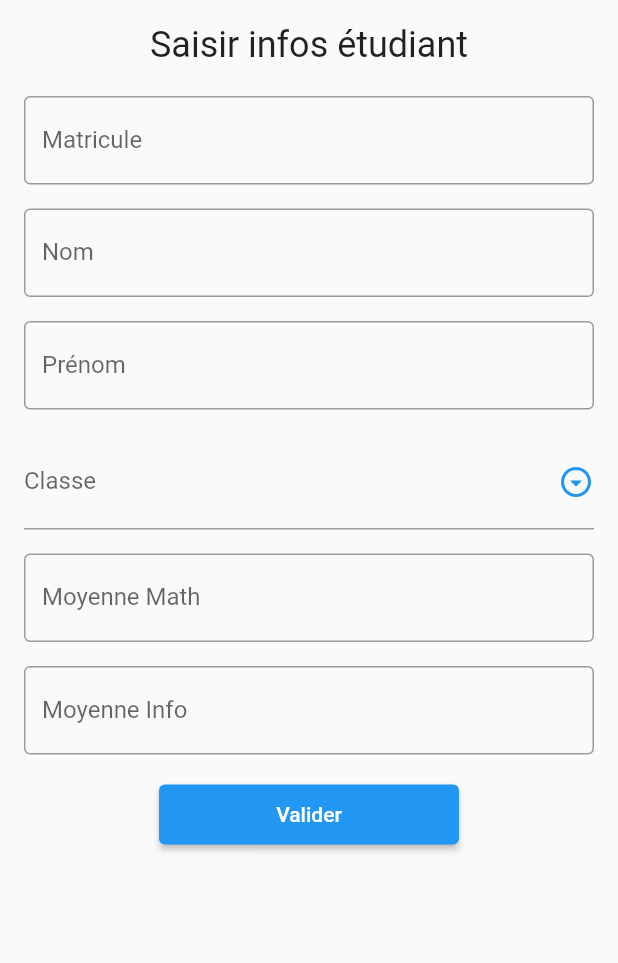
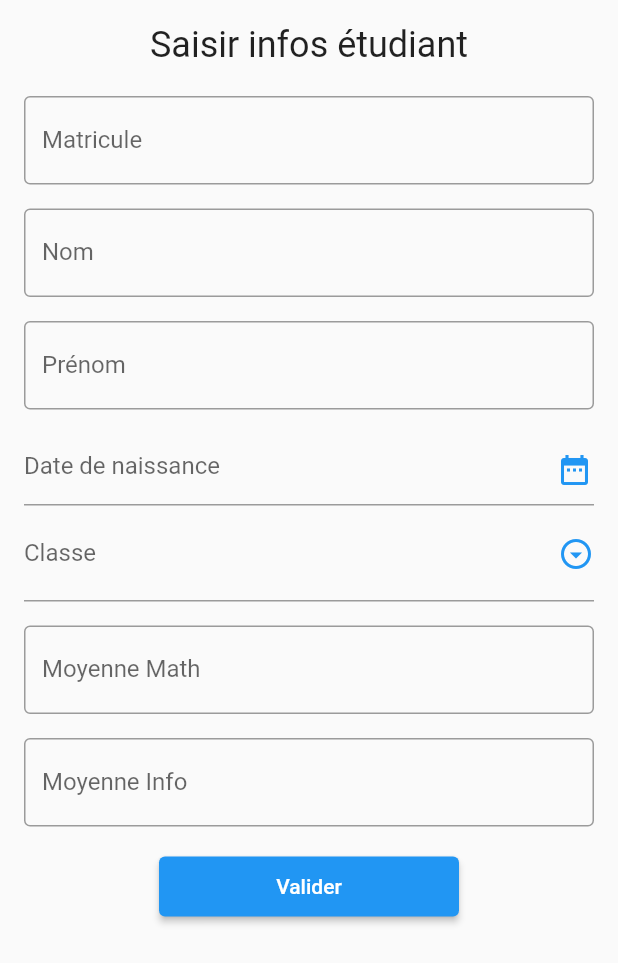
Before and after one commit to AngeATT/crud_ecole, a Flutter app: the AjouterEtudiant widget shown alone on an empty page, opened directly, on a phone screen of 412 x 824 dp. Shown: the top 963 px of the screen. Run offline on Flutter 3.47's test engine with Material 2 defaults, Android fonts, the phone set to English and light mode, and no system bars.

Commit message:
my commit

```diff
--- a/lib/pages/Etudiant/AjouterEtudiant.dart
+++ b/lib/pages/Etudiant/AjouterEtudiant.dart
@@ -1,5 +1,6 @@
 import 'package:flutter/material.dart';
 import 'package:flutter/services.dart';
+import 'package:intl/intl.dart';
 
 import '../../textinputformatters/CustomMaxValueInputFormatter.dart';
 import '../../textinputformatters/DecimalTextInputFormatter.dart';
@@ -15,6 +16,9 @@ class AjouterEtudiant extends StatefulWidget {
 
 class _AjouterEtudiantState extends State<AjouterEtudiant> {
   FocusScopeNode focusScopeNode = FocusScopeNode();
+
+  DateFormat formatter = DateFormat('dd-MM-yyyy');
+
   Map<int, String> classes = {
     1: 'Élément 1',
     2: 'Élément 2',
@@ -23,15 +27,34 @@ class _AjouterEtudiantState extends State<AjouterEtudiant> {
     5: 'Élément 5'
   };
 
-  int? valueSelectedDropBtn;
   final _formKey = GlobalKey<FormState>();
 
   late String matricule;
   late String nom;
   late String prenom;
-  late String classe;
+  DateTime birthdate = DateTime.parse("2000-01-01");
+  late int classe;
   late double moyMath;
   late double moyInfo;
+
+  TextEditingController dateController = TextEditingController();
+
+  Future<void> _selectDate(BuildContext context) async {
+    final DateTime? picked = await showDatePicker(
+      context: context,
+      initialDate: birthdate,
+      firstDate: DateTime.parse("1900-01-01"),
+      lastDate: DateTime.now().subtract(
+        const Duration(days: 365 * 10),
+      ),
+    );
+    if (picked != birthdate && picked != null) {
+      setState(() {
+        birthdate = picked;
+        dateController.value = TextEditingValue(text: formatter.format(picked));
+      });
+    }
+  }
 
   @override
   Widget build(BuildContext context) {
@@ -117,7 +140,7 @@ class _AjouterEtudiantState extends State<AjouterEtudiant> {
                                 RegExp(r'[a-zA-Zéèïë ]')),
                             NameTextInputFormatter(),
                           ],
-                          textInputAction: TextInputAction.next,
+                          textInputAction: TextInputAction.done,
                           decoration: const InputDecoration(
                             labelText: 'Prénom',
                             border: OutlineInputBorder(),
@@ -132,8 +155,26 @@ class _AjouterEtudiantState extends State<AjouterEtudiant> {
                           },
                         ),
                         const SizedBox(height: 16.0),
+                        GestureDetector(
+                          onTap: () => _selectDate(context),
+                          child: AbsorbPointer(
+                            child: TextFormField(
+                              controller: dateController,
+                              decoration: InputDecoration(
+                                hintText: "Date de naissance",
+                                suffixIcon: Padding(
+                                  padding: const EdgeInsets.only(left: 22),
+                                  child: Icon(
+                                    Icons.date_range,
+                                    color: Theme.of(context).primaryColor,
+                                  ),
+                                ),
+                              ),
+                              keyboardType: TextInputType.datetime,
+                            ),
+                          ),
+                        ),
                         DropdownButtonFormField(
-                          value: valueSelectedDropBtn,
                           items: classes.entries
                               .map((MapEntry<int, String> entry) {
                             return DropdownMenuItem<int>(
@@ -143,7 +184,7 @@ class _AjouterEtudiantState extends State<AjouterEtudiant> {
                           }).toList(),
                           onChanged: (value) {
                             setState(() {
-                              valueSelectedDropBtn = value;
+                              classe = value!;
                             });
                           },
                           decoration: const InputDecoration(
--- a/pubspec.yaml
+++ b/pubspec.yaml
@@ -37,6 +37,7 @@ dependencies:
   # Use with the CupertinoIcons class for iOS style icons.
   cupertino_icons: ^1.0.2
   fullscreen: ^1.0.3
+  intl: ^0.18.1
 
 dev_dependencies:
   flutter_test:
```
Also changed, not shown: lib/main.dart (+5 -4 lines), pubspec.lock.
